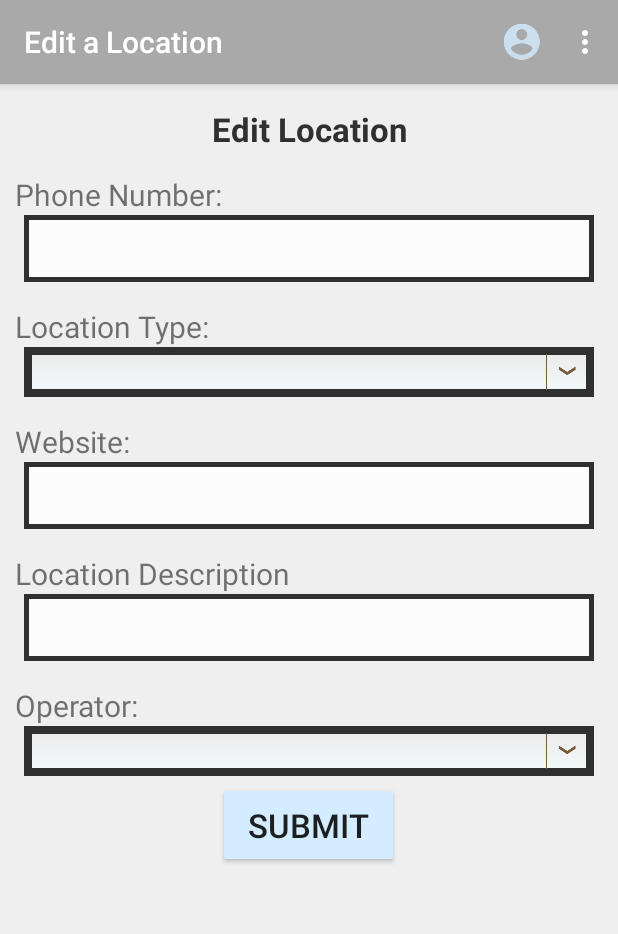
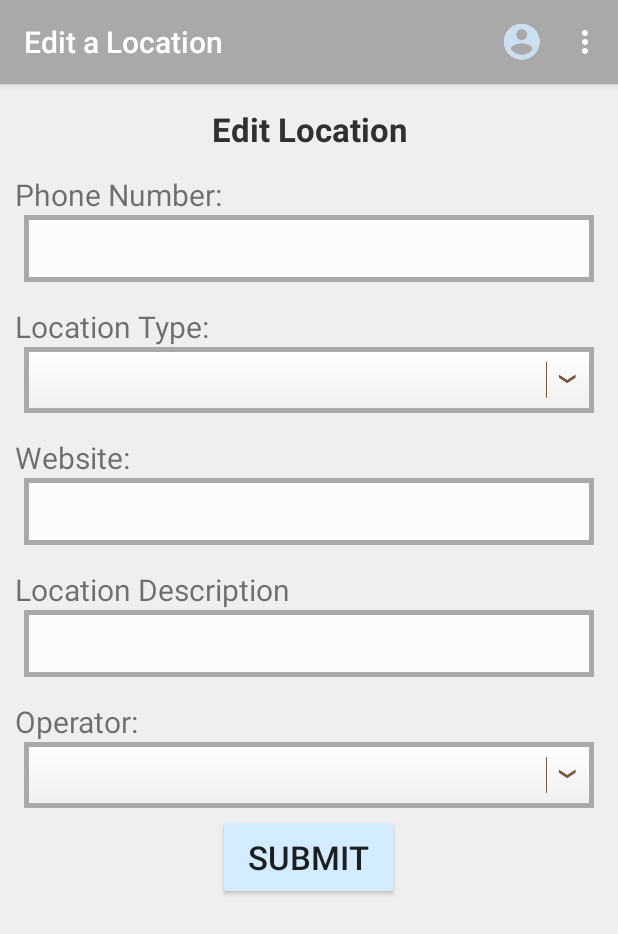
Before and after one commit to pinballmap/pbm-android, an Android app: the LocationEdit screen opened directly, with no data from a screen before it, on a phone screen of 412 x 824 dp. Shown: the top 934 px of the screen. Run offline under Robolectric (Android 15) with nearby library versions, the phone set to English and light mode, and no system bars; 10 statements that could not run were skipped.

Commit message:
gray input box borders

```diff
--- a/app/src/main/res/drawable/arrow_style.xml
+++ b/app/src/main/res/drawable/arrow_style.xml
@@ -3,11 +3,11 @@
 
     <item><layer-list>
         <item><shape>
-            <gradient android:angle="90" android:endColor="#ebeae9" android:startColor="#f3fafc" android:type="linear" />
+            <gradient android:angle="90" android:endColor="#FFFFFF" android:startColor="#EFEFEF" android:type="linear" />
 
-            <stroke android:width="5dp" android:color="#303030" />
+            <stroke android:width="3dp" android:color="#A9A9A9" />
 
-            <padding android:bottom="5dp" android:left="3dp" android:right="10dp" android:top="5dp" />
+            <padding android:bottom="10dp" android:left="3dp" android:right="10dp" android:top="10dp" />
         </shape></item>
         <item ><bitmap android:gravity="right" android:src="@drawable/ic_arrow" />
         </item>
--- a/app/src/main/res/drawable/textbox_bg.xml
+++ b/app/src/main/res/drawable/textbox_bg.xml
@@ -17,7 +17,7 @@
                 android:bottom="10dp" />
             <stroke
                 android:width="3dp"
-                android:color="#303030" />
+                android:color="#A9A9A9" />
         </shape>
     </item>
 </layer-list>
```
